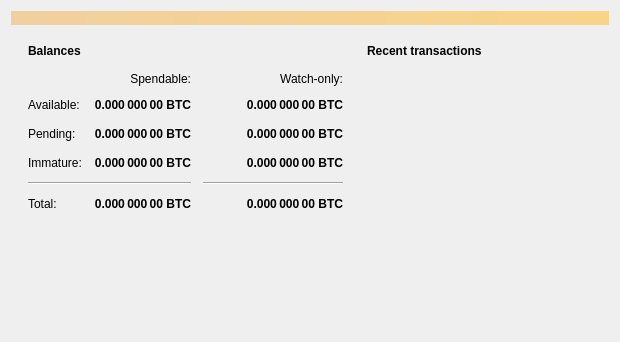
This is src/qt/forms/overviewpage.ui in VadiqueMe/dogecoin as Qt 5 draws it before an edit. The edited form follows.
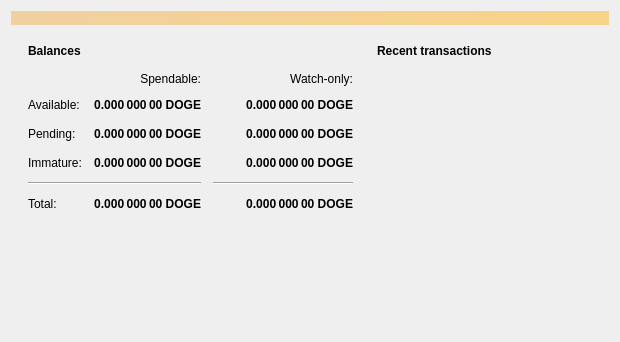
This is the edited form. Icons and pictures are not drawn.

```diff
--- a/src/qt/forms/overviewpage.ui
+++ b/src/qt/forms/overviewpage.ui
@@ -151,7 +151,7 @@
                <string>Unconfirmed transactions to watch-only addresses</string>
               </property>
               <property name="text">
-               <string notr="true">0.000 000 00 BTC</string>
+               <string notr="true">0.000 000 00 DOGE</string>
               </property>
               <property name="alignment">
                <set>Qt::AlignRight|Qt::AlignTrailing|Qt::AlignVCenter</set>
@@ -176,7 +176,7 @@
                <string>Total of transactions that have yet to be confirmed, and do not yet count toward the spendable balance</string>
               </property>
               <property name="text">
-               <string notr="true">0.000 000 00 BTC</string>
+               <string notr="true">0.000 000 00 DOGE</string>
               </property>
               <property name="alignment">
                <set>Qt::AlignRight|Qt::AlignTrailing|Qt::AlignVCenter</set>
@@ -201,7 +201,7 @@
                <string>Mined balance in watch-only addresses that has not yet matured</string>
               </property>
               <property name="text">
-               <string notr="true">0.000 000 00 BTC</string>
+               <string notr="true">0.000 000 00 DOGE</string>
               </property>
               <property name="alignment">
                <set>Qt::AlignRight|Qt::AlignTrailing|Qt::AlignVCenter</set>
@@ -259,7 +259,7 @@
                <string>Mined balance that has not yet matured</string>
               </property>
               <property name="text">
-               <string notr="true">0.000 000 00 BTC</string>
+               <string notr="true">0.000 000 00 DOGE</string>
               </property>
               <property name="alignment">
                <set>Qt::AlignRight|Qt::AlignTrailing|Qt::AlignVCenter</set>
@@ -304,7 +304,7 @@
                <string>Your current total balance</string>
               </property>
               <property name="text">
-               <string notr="true">0.000 000 00 BTC</string>
+               <string notr="true">0.000 000 00 DOGE</string>
               </property>
               <property name="alignment">
                <set>Qt::AlignRight|Qt::AlignTrailing|Qt::AlignVCenter</set>
@@ -329,7 +329,7 @@
                <string>Current total balance in watch-only addresses</string>
               </property>
               <property name="text">
-               <string notr="true">0.000 000 00 BTC</string>
+               <string notr="true">0.000 000 00 DOGE</string>
               </property>
               <property name="alignment">
                <set>Qt::AlignRight|Qt::AlignTrailing|Qt::AlignVCenter</set>
@@ -371,7 +371,7 @@
                <string>Your current spendable balance</string>
               </property>
               <property name="text">
-               <string notr="true">0.000 000 00 BTC</string>
+               <string notr="true">0.000 000 00 DOGE</string>
               </property>
               <property name="alignment">
                <set>Qt::AlignRight|Qt::AlignTrailing|Qt::AlignVCenter</set>
@@ -396,7 +396,7 @@
                <string>Your current balance in watch-only addresses</string>
               </property>
               <property name="text">
-               <string notr="true">0.000 000 00 BTC</string>
+               <string notr="true">0.000 000 00 DOGE</string>
               </property>
               <property name="alignment">
                <set>Qt::AlignRight|Qt::AlignTrailing|Qt::AlignVCenter</set>
```
